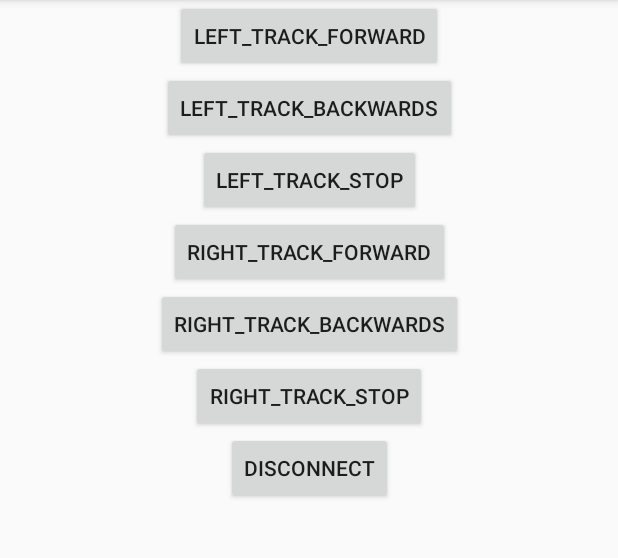
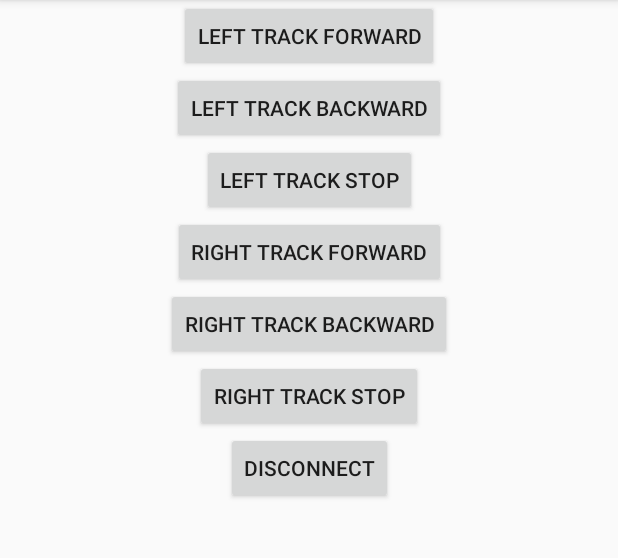
Before and after one commit to AlexandarMilissov/Tank, an Android app: the TankControlActivity screen opened directly, with no data from a screen before it, on a phone screen of 412 x 824 dp, the part 84-642 px from its top. Run offline under Robolectric (Android 15) with nearby library versions, the phone set to English and light mode, and no system bars; 3 statements that could not run were skipped.

Commit message:
phone app layout clean up

```diff
--- a/PhoneToModuleBluetooth/app/src/main/res/layout/tank_control_layout.xml
+++ b/PhoneToModuleBluetooth/app/src/main/res/layout/tank_control_layout.xml
@@ -72,7 +72,7 @@
         tools:ignore="MissingConstraints" />
 
 
-
+    <!-- disconnect button -->
     <Button
         android:id="@+id/close_connection"
         android:layout_width="wrap_content"
--- a/PhoneToModuleBluetooth/app/src/main/res/values/strings.xml
+++ b/PhoneToModuleBluetooth/app/src/main/res/values/strings.xml
@@ -2,13 +2,13 @@
     <string name="app_name">PhoneToModuleBluetooth</string>
     <string name="refresh">refresh</string>
 
-    <string name="left_track_forward">left_track_forward</string>
-    <string name="left_track_backwards">left_track_backwards</string>
-    <string name="left_track_stop">left_track_stop</string>
+    <string name="left_track_forward">Left Track Forward</string>
+    <string name="left_track_backwards">Left Track Backward</string>
+    <string name="left_track_stop">Left Track Stop</string>
 
-    <string name="right_track_forward">right_track_forward</string>
-    <string name="right_track_backwards">right_track_backwards</string>
-    <string name="right_track_stop">right_track_stop</string>
+    <string name="right_track_forward">Right Track Forward</string>
+    <string name="right_track_backwards">Right Track Backward</string>
+    <string name="right_track_stop">Right Track Stop</string>
 
     <string name="disconnect">disconnect</string>
 
```
Also changed, not shown: PhoneToModuleBluetooth/app/src/main/res/layout/activity_main.xml (+2 -9 lines), 61 other files.
